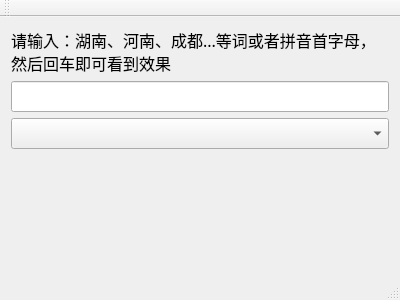
Above: mainwindow.ui from wisdomroc/CharacterMatching before the change. Below: the same form after it.
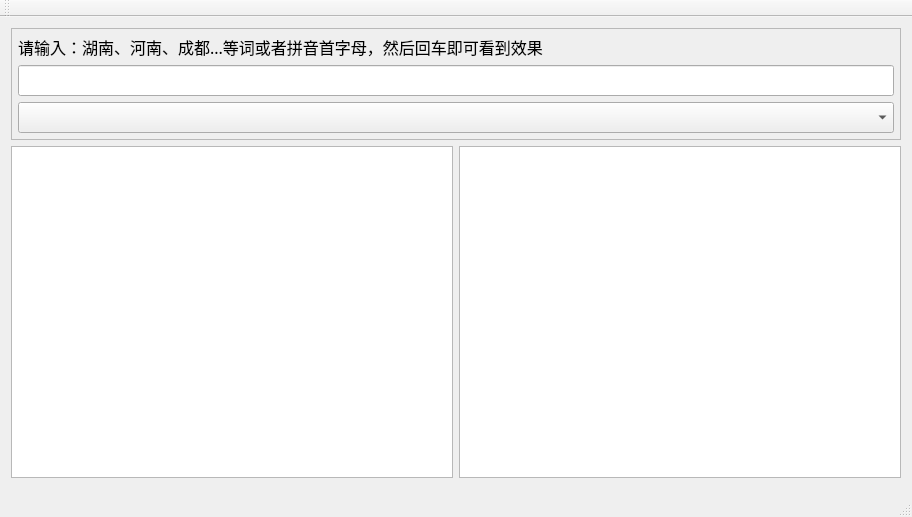
That is the form after the change.

Commit message: add My own Custum QTableView & QAbstractTableModel to UIs

```diff
--- a/mainwindow.ui
+++ b/mainwindow.ui
@@ -6,8 +6,8 @@
    <rect>
     <x>0</x>
     <y>0</y>
-    <width>400</width>
-    <height>300</height>
+    <width>912</width>
+    <height>517</height>
    </rect>
   </property>
   <property name="font">
@@ -22,6 +22,33 @@
   <widget class="QWidget" name="centralWidget">
    <layout class="QVBoxLayout" name="verticalLayout">
     <item>
+     <widget class="QFrame" name="frame">
+      <property name="minimumSize">
+       <size>
+        <width>0</width>
+        <height>100</height>
+       </size>
+      </property>
+      <property name="frameShape">
+       <enum>QFrame::StyledPanel</enum>
+      </property>
+      <property name="frameShadow">
+       <enum>QFrame::Raised</enum>
+      </property>
+      <layout class="QVBoxLayout" name="verticalLayout_2">
+       <property name="leftMargin">
+        <number>6</number>
+       </property>
+       <property name="topMargin">
+        <number>6</number>
+       </property>
+       <property name="rightMargin">
+        <number>6</number>
+       </property>
+       <property name="bottomMargin">
+        <number>6</number>
+       </property>
+       <item>
      <widget class="QLabel" name="label">
       <property name="text">
        <string>请输入：湖南、河南、成都...等词或者拼音首字母，然后回车即可看到效果</string>
@@ -37,18 +64,18 @@
     <item>
      <widget class="QComboBox" name="comboBox"/>
     </item>
+      </layout>
+     </widget>
+    </item>
     <item>
-     <spacer name="verticalSpacer">
-      <property name="orientation">
-       <enum>Qt::Vertical</enum>
-      </property>
-      <property name="sizeHint" stdset="0">
-       <size>
-        <width>20</width>
-        <height>148</height>
-       </size>
-      </property>
-     </spacer>
+     <layout class="QHBoxLayout" name="horizontalLayout">
+      <item>
+       <widget class="QTableView" name="tableView"/>
+      </item>
+      <item>
+       <widget class="QTableWidget" name="tableWidget"/>
+      </item>
+     </layout>
     </item>
    </layout>
   </widget>
```
Left out of the diff: 2 changed lines with no effect on the pictures. Lines whose indentation alone changed are shown as unchanged. The commit also changes 7 other files.
